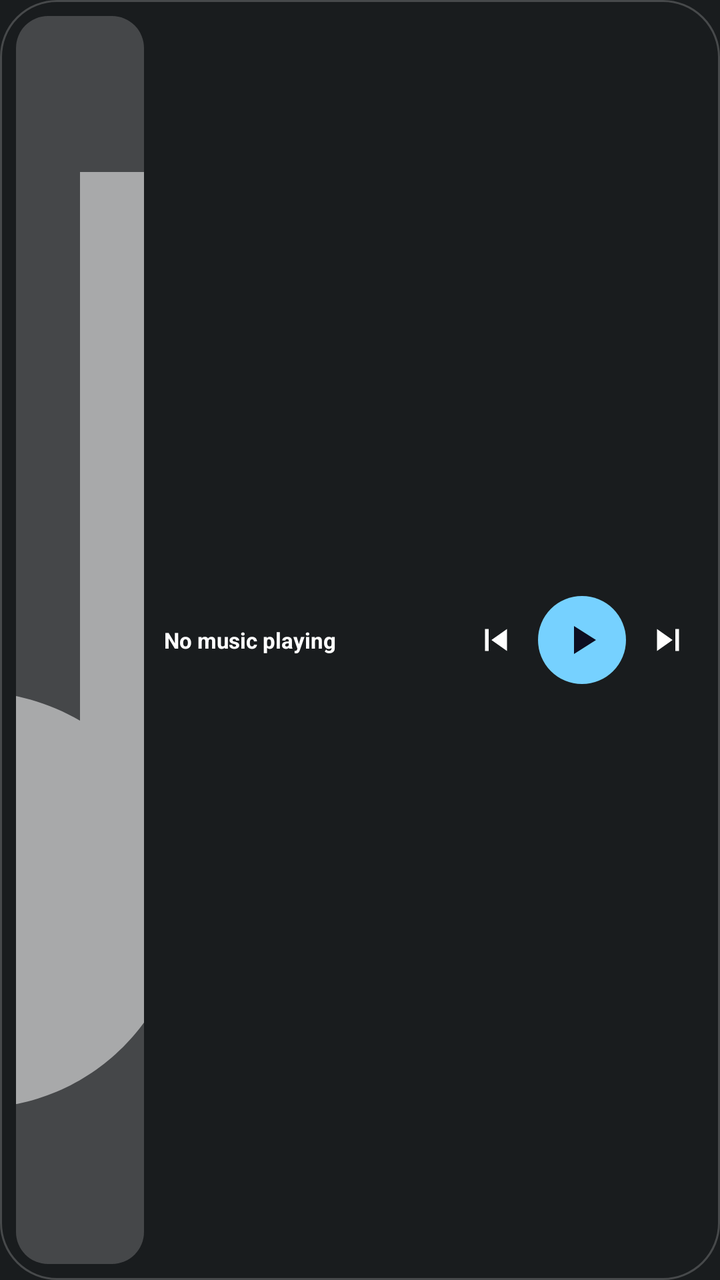
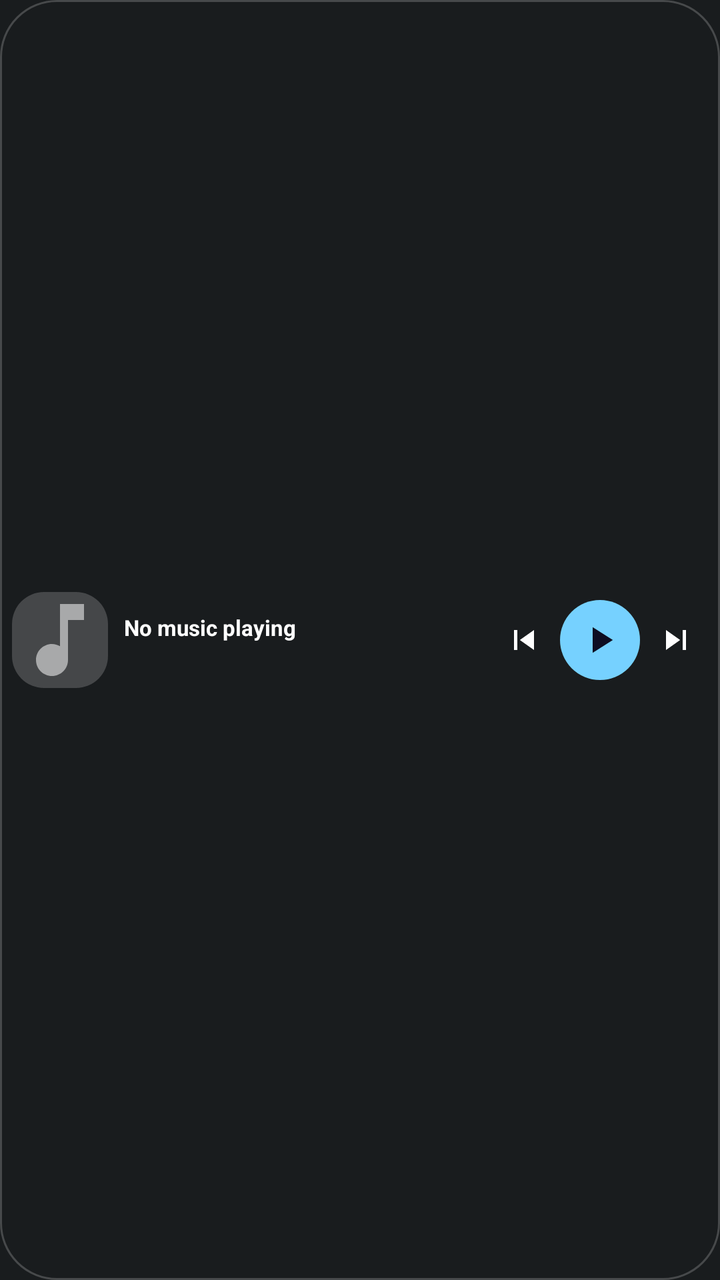

Compare the two renders of this Android layout. The source of the first and the diff that turns it into the second are given below.
<!-- AndroidManifest.xml: application theme android:Theme.DeviceDefault -->
<!-- res/layout/widget_music_small.xml -->
<?xml version="1.0" encoding="utf-8"?>
<LinearLayout xmlns:android="http://schemas.android.com/apk/res/android"
    android:id="@+id/widgetRoot"
    android:layout_width="match_parent"
    android:layout_height="match_parent"
    android:background="@drawable/widget_bg"
    android:orientation="horizontal"
    android:padding="8dp"
    android:gravity="center_vertical">

    
    <ImageView
        android:id="@+id/albumArt"
        android:layout_width="wrap_content"
        android:layout_height="match_parent"
        android:adjustViewBounds="true"
        android:minWidth="40dp"
        android:maxWidth="64dp"
        android:scaleType="centerCrop"
        android:background="@drawable/album_art_bg"
        android:src="@drawable/ic_music_note"/>

    <TextView
        android:id="@+id/songTitle"
        android:layout_width="0dp"
        android:layout_height="wrap_content"
        android:layout_weight="1"
        android:layout_marginStart="10dp"
        android:layout_marginEnd="6dp"
        android:text="No music playing"
        android:textColor="#FFFFFFFF"
        android:textSize="11sp"
        android:textStyle="bold"
        android:maxLines="2"
        android:ellipsize="end"/>

    
    <TextView
        android:id="@+id/artistName"
        android:layout_width="0dp"
        android:layout_height="0dp"
        android:visibility="gone"/>
    <ImageView
        android:id="@+id/btnShuffle"
        android:layout_width="0dp"
        android:layout_height="0dp"
        android:visibility="gone"/>
    <ImageView
        android:id="@+id/btnRepeat"
        android:layout_width="0dp"
        android:layout_height="0dp"
        android:visibility="gone"/>
    <ProgressBar
        android:id="@+id/songProgress"
        style="?android:attr/progressBarStyleHorizontal"
        android:layout_width="0dp"
        android:layout_height="0dp"
        android:visibility="gone"/>

    <ImageView
        android:id="@+id/btnPrev"
        android:layout_width="36dp"
        android:layout_height="36dp"
        android:src="@drawable/ic_skip_previous"
        android:scaleType="centerInside"
        android:padding="7dp"/>

    <ImageView
        android:id="@+id/btnPlayPause"
        android:layout_width="44dp"
        android:layout_height="44dp"
        android:src="@drawable/ic_play"
        android:background="@drawable/play_btn_bg"
        android:scaleType="centerInside"
        android:padding="10dp"
        android:layout_marginStart="3dp"
        android:layout_marginEnd="3dp"/>

    <ImageView
        android:id="@+id/btnNext"
        android:layout_width="36dp"
        android:layout_height="36dp"
        android:src="@drawable/ic_skip_next"
        android:scaleType="centerInside"
        android:padding="7dp"/>

</LinearLayout>
<!-- resources referenced by this layout -->
<resources>
  <!-- drawable album_art_bg (drawable) -->
  <?xml version="1.0" encoding="utf-8"?>
  <shape xmlns:android="http://schemas.android.com/apk/res/android">
      <solid android:color="#33FFFFFF"/>
      <corners android:radius="16dp"/>
  </shape>
  <!-- drawable ic_music_note (drawable) -->
  <vector xmlns:android="http://schemas.android.com/apk/res/android"
      android:width="24dp" android:height="24dp"
      android:viewportWidth="24" android:viewportHeight="24">
      <path android:fillColor="#88FFFFFF"
          android:pathData="M12,3v10.55c-0.59,-0.34 -1.27,-0.55 -2,-0.55 -2.21,0 -4,1.79 -4,4s1.79,4 4,4 4,-1.79 4,-4V7h4V3h-6z"/>
  </vector>
  <!-- drawable ic_play (drawable) -->
  <vector xmlns:android="http://schemas.android.com/apk/res/android"
      android:width="24dp" android:height="24dp"
      android:viewportWidth="24" android:viewportHeight="24">
      <path android:fillColor="#FF0D0D22"
          android:pathData="M8,5v14l11,-7z"/>
  </vector>
  <!-- drawable ic_skip_next (drawable) -->
  <vector xmlns:android="http://schemas.android.com/apk/res/android"
      android:width="24dp" android:height="24dp"
      android:viewportWidth="24" android:viewportHeight="24">
      <path android:fillColor="#FFFFFFFF"
          android:pathData="M6,18l8.5,-6L6,6v12zM16,6v12h2V6h-2z"/>
  </vector>
  <!-- drawable ic_skip_previous (drawable) -->
  <vector xmlns:android="http://schemas.android.com/apk/res/android"
      android:width="24dp" android:height="24dp"
      android:viewportWidth="24" android:viewportHeight="24">
      <path android:fillColor="#FFFFFFFF"
          android:pathData="M6,6h2v12H6zM9.5,12l8.5,6V6z"/>
  </vector>
  <!-- drawable play_btn_bg (drawable) -->
  <?xml version="1.0" encoding="utf-8"?>
  <shape xmlns:android="http://schemas.android.com/apk/res/android"
      android:shape="oval">
      <solid android:color="#FFFFFFFF"/>
  </shape>
  <!-- drawable widget_bg (drawable) -->
  <?xml version="1.0" encoding="utf-8"?>
  <shape xmlns:android="http://schemas.android.com/apk/res/android">
      <solid android:color="#E61A1B1F"/>
      <corners android:radius="28dp"/>
      <stroke
          android:width="1dp"
          android:color="#26FFFFFF"/>
  </shape>
</resources>

<!-- the commit's change to res/layout/widget_music_small.xml (unified diff, before → after) -->
@@ -5,41 +5,51 @@
     android:layout_height="match_parent"
     android:background="@drawable/widget_bg"
     android:orientation="horizontal"
-    android:padding="8dp"
+    android:padding="6dp"
     android:gravity="center_vertical">
 
     
     <ImageView
         android:id="@+id/albumArt"
-        android:layout_width="wrap_content"
-        android:layout_height="match_parent"
-        android:adjustViewBounds="true"
-        android:minWidth="40dp"
-        android:maxWidth="64dp"
+        android:layout_width="48dp"
+        android:layout_height="48dp"
         android:scaleType="centerCrop"
         android:background="@drawable/album_art_bg"
         android:src="@drawable/ic_music_note"/>
 
-    <TextView
-        android:id="@+id/songTitle"
+    <LinearLayout
         android:layout_width="0dp"
         android:layout_height="wrap_content"
         android:layout_weight="1"
-        android:layout_marginStart="10dp"
-        android:layout_marginEnd="6dp"
-        android:text="No music playing"
-        android:textColor="#FFFFFFFF"
-        android:textSize="11sp"
-        android:textStyle="bold"
-        android:maxLines="2"
-        android:ellipsize="end"/>
+        android:layout_marginStart="8dp"
+        android:layout_marginEnd="4dp"
+        android:orientation="vertical"
+        android:gravity="center_vertical">
+
+        <TextView
+            android:id="@+id/songTitle"
+            android:layout_width="match_parent"
+            android:layout_height="wrap_content"
+            android:text="No music playing"
+            android:textColor="#FFFFFFFF"
+            android:textSize="11sp"
+            android:textStyle="bold"
+            android:maxLines="1"
+            android:ellipsize="end"/>
+
+        <TextView
+            android:id="@+id/artistName"
+            android:layout_width="match_parent"
+            android:layout_height="wrap_content"
+            android:text=""
+            android:textColor="#B3FFFFFF"
+            android:textSize="9sp"
+            android:maxLines="1"
+            android:ellipsize="end"/>
+
+    </LinearLayout>
 
     
-    <TextView
-        android:id="@+id/artistName"
-        android:layout_width="0dp"
-        android:layout_height="0dp"
-        android:visibility="gone"/>
     <ImageView
         android:id="@+id/btnShuffle"
         android:layout_width="0dp"
@@ -59,29 +69,29 @@
 
     <ImageView
         android:id="@+id/btnPrev"
-        android:layout_width="36dp"
-        android:layout_height="36dp"
+        android:layout_width="32dp"
+        android:layout_height="32dp"
         android:src="@drawable/ic_skip_previous"
         android:scaleType="centerInside"
-        android:padding="7dp"/>
+        android:padding="6dp"/>
 
     <ImageView
         android:id="@+id/btnPlayPause"
-        android:layout_width="44dp"
-        android:layout_height="44dp"
+        android:layout_width="40dp"
+        android:layout_height="40dp"
         android:src="@drawable/ic_play"
         android:background="@drawable/play_btn_bg"
         android:scaleType="centerInside"
-        android:padding="10dp"
-        android:layout_marginStart="3dp"
-        android:layout_marginEnd="3dp"/>
+        android:padding="9dp"
+        android:layout_marginStart="2dp"
+        android:layout_marginEnd="2dp"/>
 
     <ImageView
         android:id="@+id/btnNext"
-        android:layout_width="36dp"
-        android:layout_height="36dp"
+        android:layout_width="32dp"
+        android:layout_height="32dp"
         android:src="@drawable/ic_skip_next"
         android:scaleType="centerInside"
-        android:padding="7dp"/>
+        android:padding="6dp"/>
 
 </LinearLayout>
